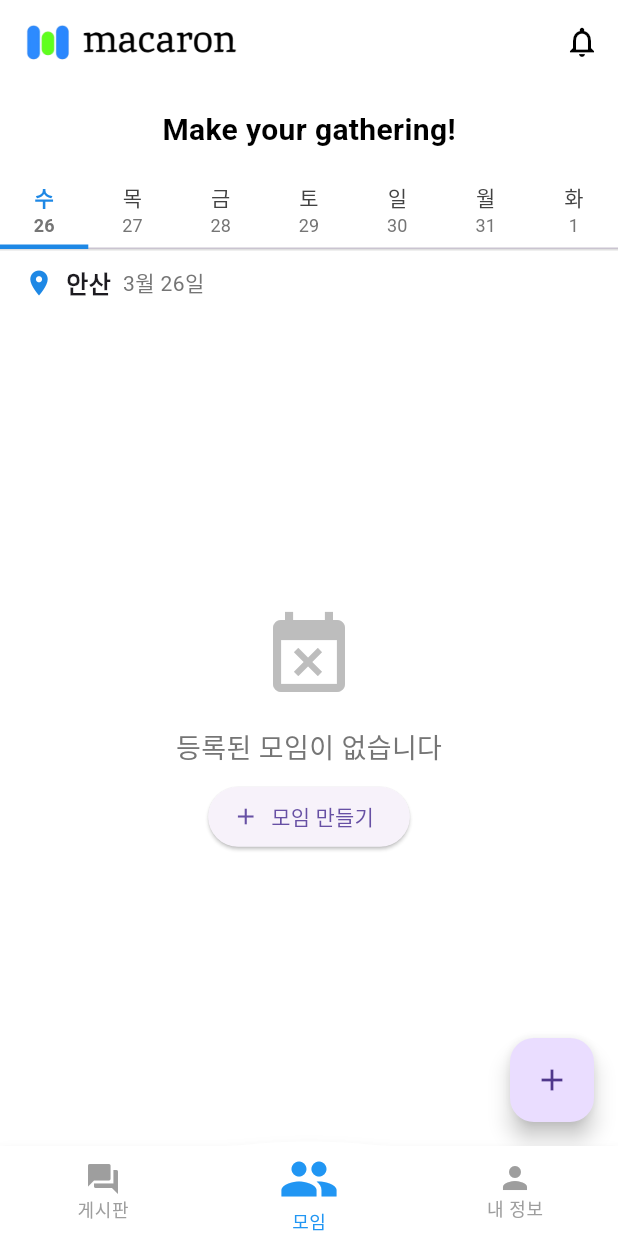
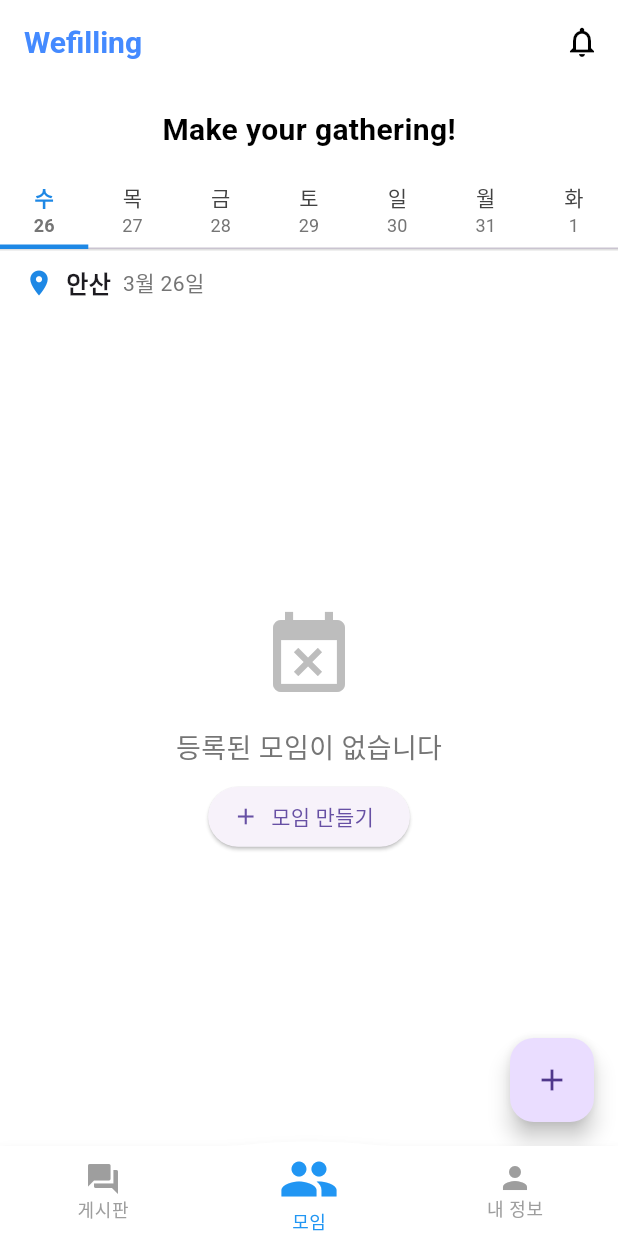
Before and after one commit to jmlee0120/flutter_project3, a Flutter app: the screen it shows once a user with an empty profile is signed in, on a phone screen of 412 x 824 dp. Run offline on Flutter 3.47's test engine with Material 3 defaults, Android fonts, the phone set to English and light mode, and no system bars; drawn by our look-alikes of convex_bottom_bar; our stand-ins replace cloud_firestore, firebase_auth, firebase_core, google_sign_in; accounts and stored records are empty.

Commit message:
수정사항: 로그인 화면과 앱 상단바 macaron로고를 'Wefilling'으로 교체
검토사항: Wefilling로고 디자인 필요, 이를 통해 앱 설치파일 이미지도 수정 필요

```diff
--- a/lib/screens/login_screen.dart
+++ b/lib/screens/login_screen.dart
@@ -26,11 +26,11 @@ class LoginScreen extends StatelessWidget {
           children: [
             // 앱 이름 텍스트
             const Text(
-              'David C.',
+              'Wefilling',
               style: TextStyle(
                 fontSize: 36,
                 fontWeight: FontWeight.w800, // 굵직한 글씨체
-                color: Colors.green, // 초록색 글씨
+                color: Colors.blueAccent, // 초록색 글씨
                 fontFamily: 'Roboto', // 단단해 보이는 글씨체
                 letterSpacing: 1.2, // 글자 간격을 약간 넓혀 더 단단해 보이게
               ),
--- a/lib/screens/main_screen.dart
+++ b/lib/screens/main_screen.dart
@@ -44,10 +44,13 @@ class _MainScreenState extends State<MainScreen> {
     return Scaffold(
       // 모든 화면에서 공통으로 사용할 AppBar
       appBar: AppBar(
-        title: Image.asset(
-          'assets/icons/macaron_appbarlogo.png',
-          height: 25,
-          fit: BoxFit.contain,
+        title: Text(
+          'Wefilling',
+          style: TextStyle(
+            fontSize: 20,
+            fontWeight: FontWeight.bold,
+            color: Colors.blueAccent,
+          ),
         ),
         centerTitle: false,
         elevation: 0,
```
